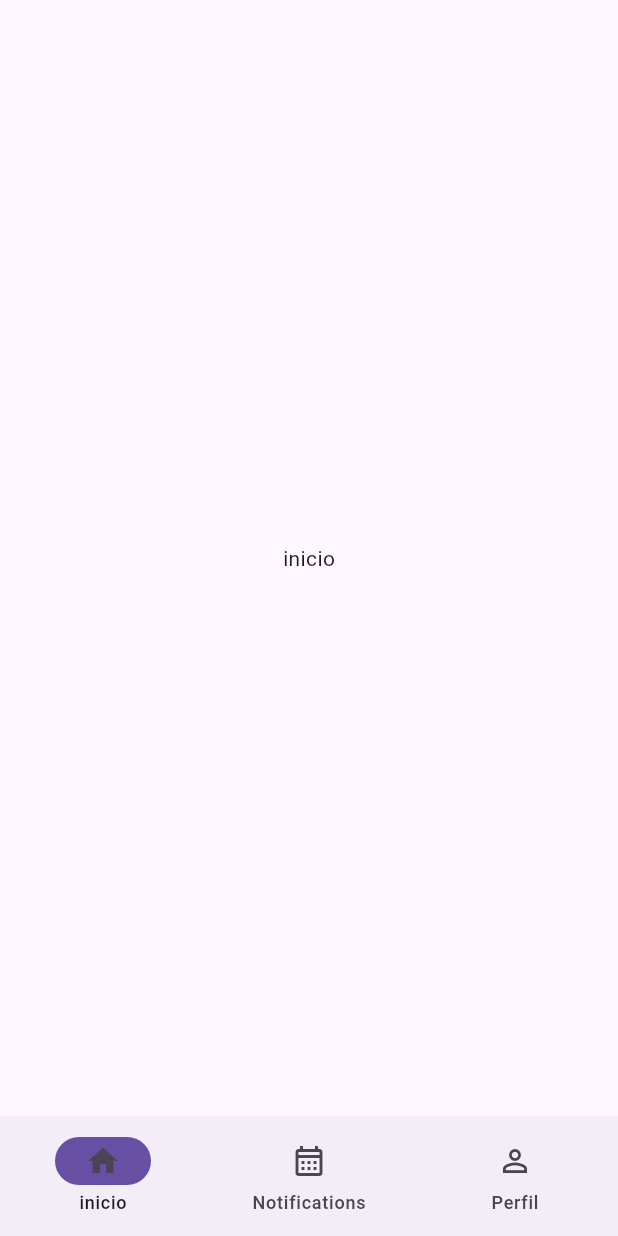
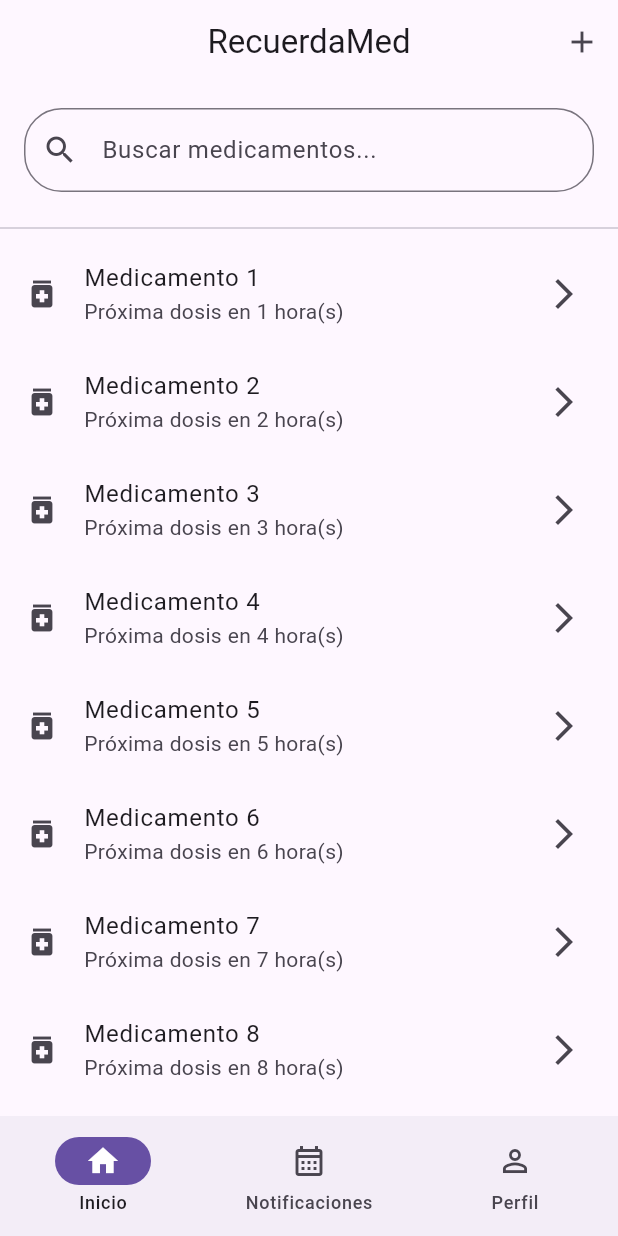
Before and after one commit to p1errot/Recuerda-Med, a Flutter app: the screen it shows after launch, on a phone screen of 412 x 824 dp. Run offline on Flutter 3.47's test engine with Material 3 defaults, Android fonts, the light colour scheme and no system bars.

Commit message:
Agregada vista de inicio de app

```diff
--- a/lib/presentation/Screens/inicio/inicio_screen.dart
+++ b/lib/presentation/Screens/inicio/inicio_screen.dart
@@ -0,0 +1,139 @@
+import 'package:flutter/material.dart';
+
+class InicioScreen extends StatefulWidget {
+  const InicioScreen({super.key});
+
+  @override
+  State<InicioScreen> createState() => _InicioScreenState();
+}
+
+class _InicioScreenState extends State<InicioScreen> {
+  final List<String> _medicamentos = List.generate(
+    20,
+    (index) => 'Medicamento ${index + 1}',
+  );
+
+  List<String> _medicamentosFiltro = [];
+
+  final TextEditingController _searchController = TextEditingController();
+
+  @override
+  void initState() {
+    super.initState();
+    _medicamentosFiltro = List.from(_medicamentos);
+
+    _searchController.addListener(() {
+      setState(() {});
+    });
+  }
+
+  @override
+  void dispose() {
+    _searchController.dispose();
+    super.dispose();
+  }
+
+  @override
+  Widget build(BuildContext context) {
+    return Scaffold(
+      appBar: AppBar(
+        title: const Text('RecuerdaMed'),
+        centerTitle: true,
+        actions: <Widget>[
+          IconButton(
+            icon: const Icon(Icons.add),
+            onPressed: () {
+              return print("Añadir Medicamento");
+            },
+          ),
+        ],
+      ),
+      body: Column(
+        children: [
+          if (_medicamentos.isNotEmpty) ...[
+            _buildSearchBar(),
+            const Divider(thickness: 1),
+          ],
+          Expanded(child: _buildListView()),
+        ],
+      ),
+    );
+  }
+
+  Widget _buildSearchBar() {
+    return Padding(
+      padding: const EdgeInsets.all(16.0),
+      child: TextField(
+        controller: _searchController,
+        decoration: InputDecoration(
+          hintText: 'Buscar medicamentos...',
+          prefixIcon: const Icon(Icons.search),
+          border: OutlineInputBorder(borderRadius: BorderRadius.circular(25.0)),
+          suffixIcon: _searchController.text.isNotEmpty
+              ? IconButton(
+                  icon: const Icon(Icons.clear),
+                  onPressed: () {
+                    _searchController.clear();
+                    setState(() {
+                      _medicamentosFiltro = List.from(_medicamentos);
+                    });
+                    FocusScope.of(context).unfocus();
+                  },
+                )
+              : null,
+        ),
+        onChanged: (value) {
+          setState(() {
+            if (value.isEmpty) {
+              _medicamentosFiltro = List.from(_medicamentos);
+            } else {
+              _medicamentosFiltro = _medicamentos
+                  .where(
+                    (item) => item.toLowerCase().contains(value.toLowerCase()),
+                  )
+                  .toList();
+            }
+          });
+        },
+      ),
+    );
+  }
+
+  Widget _buildListView() {
+    if (_medicamentosFiltro.isEmpty) {
+      return Center(
+        child: Column(
+          mainAxisAlignment: MainAxisAlignment.center,
+          children: [
+            const Text('No hay medicamentos registrados actualmente.'),
+            const SizedBox(height: 20),
+            ElevatedButton(
+              onPressed: () {
+                return print("Añadir Medicamento");
+              },
+              child: const Text('Agregar Medicamento'),
+            ),
+          ],
+        ),
+      );
+    }
+
+    return ListView.builder(
+      itemCount: _medicamentosFiltro.length,
+      itemBuilder: (BuildContext context, int index) {
+        final medicamento = _medicamentosFiltro[index];
+        return ListTile(
+          leading: const Icon(Icons.medication),
+          title: Text(medicamento),
+          subtitle: Text('Próxima dosis en ${index + 1} hora(s)'),
+          trailing: const Icon(Icons.arrow_forward_ios),
+          onTap: () {
+            print('Tap en $medicamento');
+            // Navegar hacia la página de detalles
+            // Navigator.push(context, MaterialPageRoute(builder: (context) => DetailScreen(item: item)));
+          },
+        );
+      },
+    );
+  }
+}
--- a/lib/presentation/widgets/navigationbar/navigationbar.dart
+++ b/lib/presentation/widgets/navigationbar/navigationbar.dart
@@ -1,4 +1,5 @@
 import 'package:flutter/material.dart';
+import 'package:recuerdamed/presentation/Screens/inicio/inicio_screen.dart';
 import 'package:recuerdamed/presentation/Screens/perfil/perfil_screen.dart';
 
 class NavigationBarApp extends StatelessWidget {
@@ -21,7 +22,7 @@ class _NavigationExampleState extends State<NavigationExample> {
   int currentPageIndex = 0;
 
   final List<Widget> _pages = <Widget>[
-    const Center(child: Text('inicio')),
+    InicioScreen(),
     const Center(child: Text('Contenido de Mensajes')),
     PerfilScreen(),
   ];
@@ -29,18 +30,18 @@ class _NavigationExampleState extends State<NavigationExample> {
   final List<NavigationDestination> _destinations =
       const <NavigationDestination>[
         NavigationDestination(
-          selectedIcon: Icon(Icons.home),
+          selectedIcon: Icon(Icons.home, color: Colors.white),
           icon: Icon(Icons.home_outlined),
-          label: 'inicio',
+          label: 'Inicio',
         ),
 
         NavigationDestination(
-          selectedIcon: Icon(Icons.calendar_month),
+          selectedIcon: Icon(Icons.calendar_month, color: Colors.white),
           icon: Icon(Icons.calendar_month_outlined),
-          label: 'Notifications',
+          label: 'Notificaciones',
         ),
         NavigationDestination(
-          selectedIcon: Icon(Icons.person),
+          selectedIcon: Icon(Icons.person, color: Colors.white),
           icon: Icon(Icons.person_outline),
           label: 'Perfil',
         ),
```
